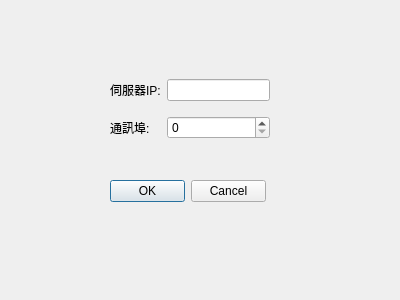
The window that Client/Source/gui/setting.ui (jason281/SE_Project) describes before a commit, drawn with Qt 5.
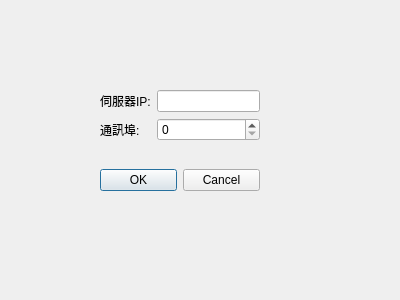
The same window after the commit.

```diff
--- a/Client/Source/gui/setting.ui
+++ b/Client/Source/gui/setting.ui
@@ -16,12 +16,14 @@
   <widget class="QWidget" name="gridLayoutWidget">
    <property name="geometry">
     <rect>
-     <x>110</x>
-     <y>70</y>
+     <x>100</x>
+     <y>90</y>
      <width>160</width>
-     <height>80</height>
+     <height>101</height>
     </rect>
    </property>
+   <layout class="QVBoxLayout" name="verticalLayout">
+    <item>
    <layout class="QGridLayout" name="gridLayout">
     <item row="0" column="0">
      <widget class="QLabel" name="label">
@@ -44,19 +46,28 @@
      <widget class="QSpinBox" name="server_port"/>
     </item>
    </layout>
-  </widget>
+    </item>
+    <item>
+     <spacer name="verticalSpacer">
+      <property name="orientation">
+       <enum>Qt::Vertical</enum>
+      </property>
+      <property name="sizeHint" stdset="0">
+       <size>
+        <width>20</width>
+        <height>40</height>
+       </size>
+      </property>
+     </spacer>
+    </item>
+    <item>
   <widget class="QDialogButtonBox" name="buttonBox">
-   <property name="geometry">
-    <rect>
-     <x>110</x>
-     <y>180</y>
-     <width>156</width>
-     <height>23</height>
-    </rect>
-   </property>
    <property name="standardButtons">
     <set>QDialogButtonBox::Cancel|QDialogButtonBox::Ok</set>
    </property>
+     </widget>
+    </item>
+   </layout>
   </widget>
  </widget>
  <resources/>
```
Left out of the diff: 2 changed lines with no effect on the pictures. Lines whose indentation alone changed are shown as unchanged.
